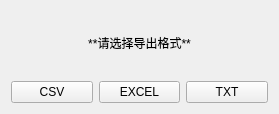
This is dialog.ui in LysanderT/Modbus-Client-App as Qt 5 draws it before an edit. The edited form follows.
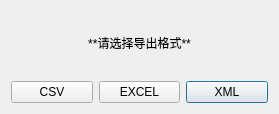
This is the edited form.

Patch:
```diff
--- a/dialog.ui
+++ b/dialog.ui
@@ -80,18 +80,9 @@
       </widget>
      </item>
      <item>
-      <widget class="QPushButton" name="txtButton">
-       <property name="sizePolicy">
-        <sizepolicy hsizetype="Minimum" vsizetype="Minimum">
-         <horstretch>0</horstretch>
-         <verstretch>0</verstretch>
-        </sizepolicy>
-       </property>
+      <widget class="QPushButton" name="xmlButton">
        <property name="text">
-        <string>TXT</string>
-       </property>
-       <property name="autoDefault">
-        <bool>false</bool>
+        <string>XML</string>
        </property>
       </widget>
      </item>
```
